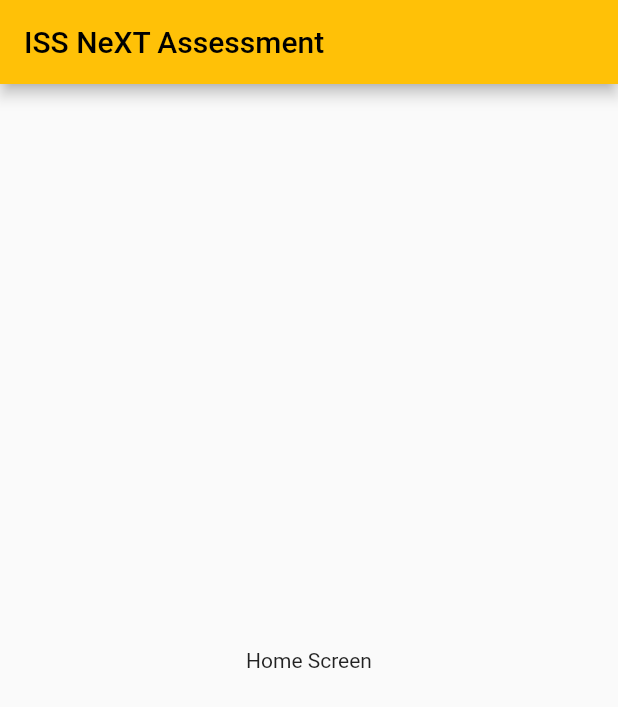
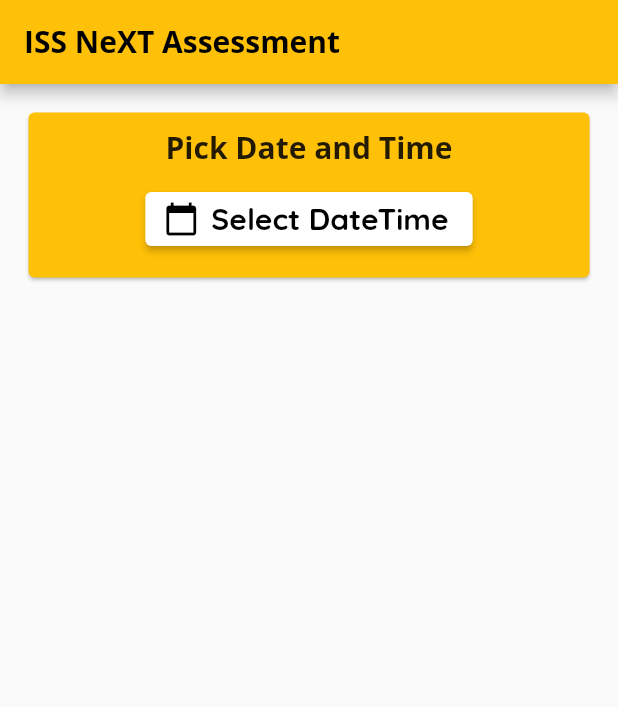
Before and after one commit to afiqaimanafr/NeXT-assessment, a Flutter app: the screen it shows after launch, on a phone screen of 412 x 824 dp. Shown: the top 707 px of the screen. Run offline on Flutter 3.47's test engine with Material 2 defaults, Android fonts, the phone set to English and light mode, and no system bars.

Commit message:
latest ui

```diff
--- /dev/null
+++ b/lib/constant.dart
@@ -0,0 +1,7 @@
+import 'package:flutter/material.dart';
+
+const kPrimaryColor = Colors.amber;
+const kPrimaryLightColor = Colors.white;
+const kPrimaryDarkColor = Colors.black;
+const primaryFamilyFont = 'OpenSans';
+const secondaryFamilyFont = 'QuickSand';
--- a/lib/main.dart
+++ b/lib/main.dart
@@ -1,4 +1,5 @@
 import 'package:flutter/material.dart';
+import 'package:iss_next_assessment/constant.dart';
 import 'package:iss_next_assessment/screens/home_screen.dart';
 
 void main() {
@@ -13,9 +14,20 @@ class MyApp extends StatelessWidget {
     return MaterialApp(
       title: 'ISS NeXT Assessment',
       theme: ThemeData(
-        primarySwatch: Colors.amber,
+        primarySwatch: kPrimaryColor,
       ),
-      home: const HomeScreen(),
+      home: Scaffold(
+        appBar: AppBar(
+          title: const Text(
+            'ISS NeXT Assessment',
+            style: TextStyle(
+              fontFamily: primaryFamilyFont,
+              fontWeight: FontWeight.bold,
+            ),
+          ),
+        ),
+        body: HomeScreen(),
+      ),
       debugShowCheckedModeBanner: false,
     );
   }
--- a/lib/screens/home_screen.dart
+++ b/lib/screens/home_screen.dart
@@ -1,17 +1,65 @@
 import 'package:flutter/material.dart';
+import 'package:iss_next_assessment/constant.dart';
 
-class HomeScreen extends StatelessWidget {
-  const HomeScreen({Key? key}) : super(key: key);
+class HomeScreen extends StatefulWidget {
+  @override
+  _HomeScreenState createState() => _HomeScreenState();
+}
 
+class _HomeScreenState extends State<HomeScreen> {
   @override
   Widget build(BuildContext context) {
-    return Scaffold(
-      appBar: AppBar(
-        title: const Text('ISS NeXT Assessment'),
-      ),
-      body: const Center(
-        child: Text('Home Screen'),
-      ),
+    return Column(
+      children: <Widget>[
+        Center(
+          child: Container(
+            decoration: BoxDecoration(
+              borderRadius: BorderRadius.circular(20),
+            ),
+            padding: const EdgeInsets.all(15),
+            width: double.infinity,
+            child: Card(
+              color: kPrimaryColor,
+              child: Column(
+                children: <Widget>[
+                  const Padding(
+                    padding: EdgeInsets.all(10.0),
+                    child: Text(
+                      'Pick Date and Time',
+                      style: TextStyle(
+                        fontFamily: primaryFamilyFont,
+                        fontSize: 20,
+                        fontWeight: FontWeight.bold,
+                      ),
+                    ),
+                  ),
+                  ElevatedButton.icon(
+                    style: ElevatedButton.styleFrom(
+                      primary: kPrimaryLightColor,
+                    ),
+                    onPressed: () {},
+                    label: const FittedBox(
+                      child: Text(
+                        'Select DateTime',
+                        style: TextStyle(
+                          fontWeight: FontWeight.bold,
+                          fontSize: 20,
+                          color: kPrimaryDarkColor,
+                          fontFamily: secondaryFamilyFont,
+                        ),
+                      ),
+                    ),
+                    icon: const Icon(Icons.calendar_today),
+                  ),
+                  const SizedBox(
+                    height: 15,
+                  ),
+                ],
+              ),
+            ),
+          ),
+        )
+      ],
     );
   }
 }
```
Also changed, not shown: pubspec.yaml (+11 -11 lines), assets/fonts/OpenSans-Bold.ttf (added), assets/fonts/OpenSans-Regular.ttf (added), assets/fonts/Quicksand-Bold.ttf (added), assets/fonts/Quicksand-Light.ttf (added), assets/fonts/Quicksand-Medium.ttf (added), assets/fonts/Quicksand-Regular.ttf (added).
